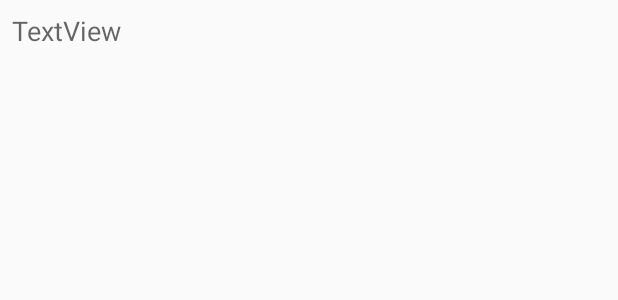
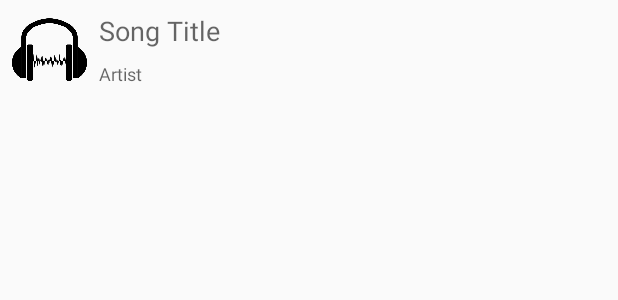
Before and after one commit to rnewton5/AndroidMusicPlayer, an Android app: the layout song_item.xml on its own in the app's theme, with its tools: preview values and no code run, on a phone screen of 412 x 824 dp. Shown: the top 300 px of the screen. Run offline under Robolectric (Android 15) with nearby library versions, the phone set to English and light mode, and no system bars; network calls fail.

Commit message:
Update song_item layout

```diff
--- a/app/src/main/res/layout/song_item.xml
+++ b/app/src/main/res/layout/song_item.xml
@@ -4,16 +4,38 @@
     xmlns:tools="http://schemas.android.com/tools"
     android:layout_width="match_parent"
     android:layout_height="wrap_content"
-    android:paddingBottom="16dp">
+    android:paddingBottom="8dp">
 
     <TextView
         android:id="@+id/tv_song_title"
         android:layout_width="wrap_content"
         android:layout_height="wrap_content"
         android:layout_marginStart="8dp"
+        android:layout_marginLeft="8dp"
+        android:textAppearance="@style/TextAppearance.AppCompat.Medium"
+        app:layout_constraintStart_toEndOf="@+id/iv_album_art"
+        app:layout_constraintTop_toTopOf="@+id/iv_album_art"
+        tools:text="Song Title" />
+
+    <TextView
+        android:id="@+id/tv_song_artist"
+        android:layout_width="wrap_content"
+        android:layout_height="wrap_content"
         android:layout_marginTop="8dp"
-        android:text="TextView"
-        android:textAppearance="@style/TextAppearance.AppCompat.Medium"
+        android:textAppearance="@style/TextAppearance.AppCompat.Caption"
+        app:layout_constraintStart_toStartOf="@+id/tv_song_title"
+        app:layout_constraintTop_toBottomOf="@+id/tv_song_title"
+        tools:text="Artist" />
+
+    <ImageView
+        android:id="@+id/iv_album_art"
+        android:layout_width="50dp"
+        android:layout_height="50dp"
+        android:layout_marginStart="8dp"
+        android:layout_marginLeft="8dp"
+        android:layout_marginTop="8dp"
+        android:contentDescription="@string/content_description_album_art"
         app:layout_constraintStart_toStartOf="parent"
-        app:layout_constraintTop_toTopOf="parent" />
+        app:layout_constraintTop_toTopOf="parent"
+        app:srcCompat="@drawable/headphones" />
 </android.support.constraint.ConstraintLayout>
--- a/app/src/main/res/values/strings.xml
+++ b/app/src/main/res/values/strings.xml
@@ -9,4 +9,5 @@
     <string name="albums_page_title">Albums</string>
     <string name="songs_page_title">Songs</string>
     <string name="no_permissions_message">:(   This app requires your permission to read the media on this device.</string>
+    <string name="content_description_album_art">Album Art</string>
 </resources>
```
Also changed, not shown: app/src/main/res/drawable/headphones.png (added).
